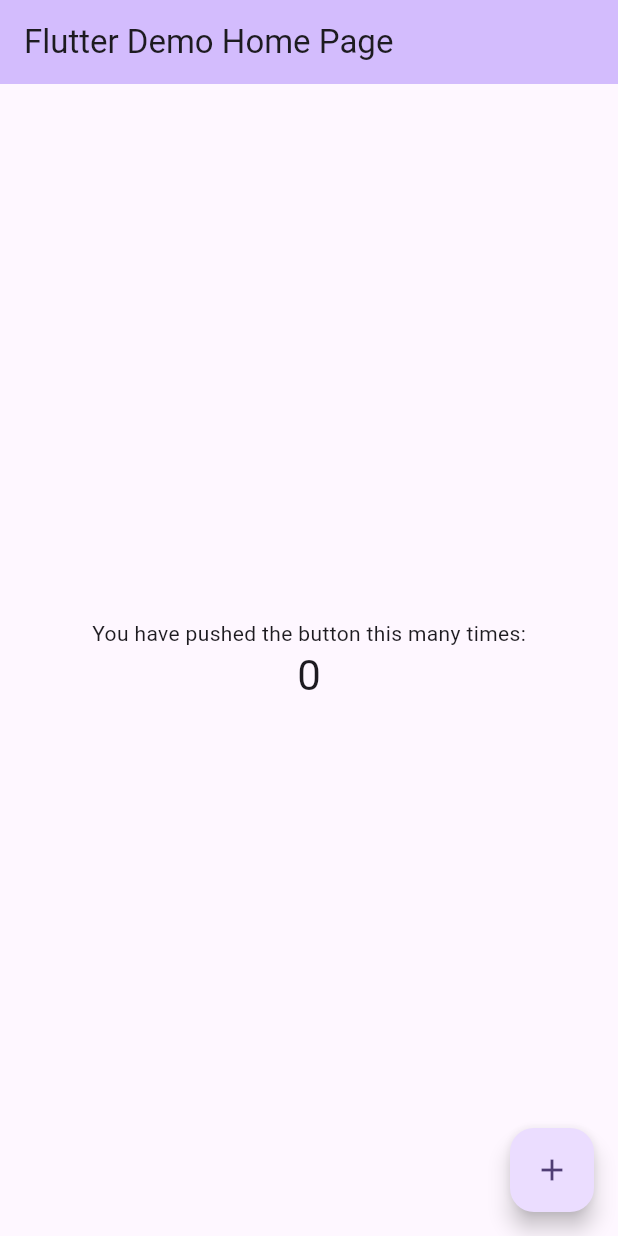
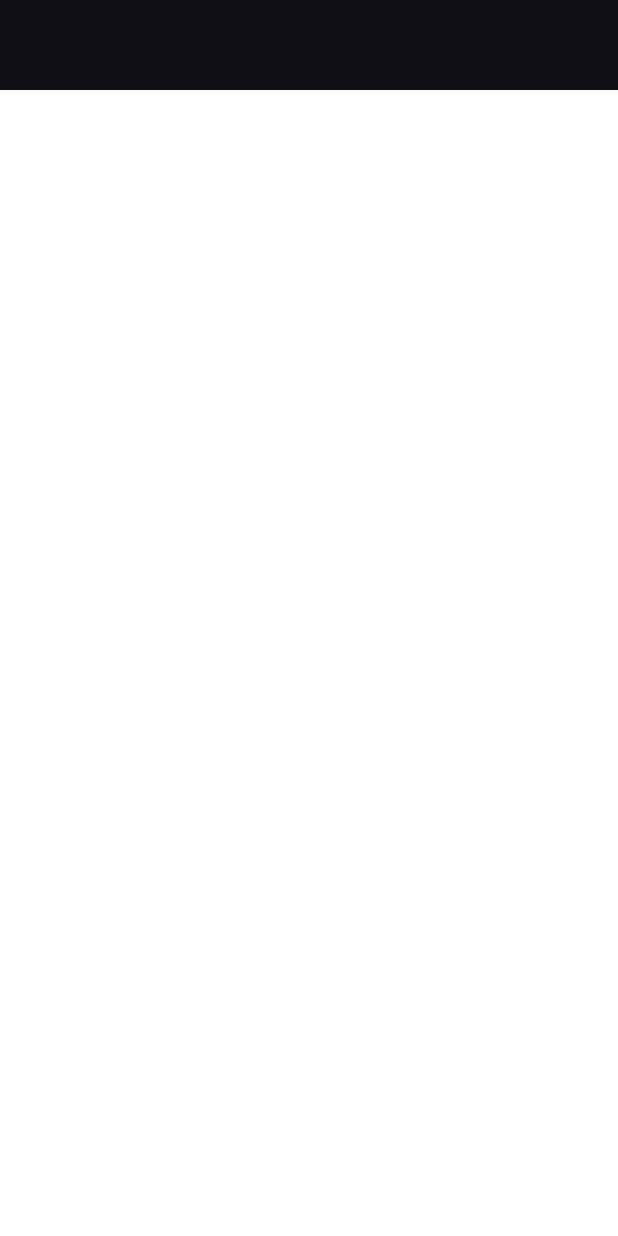
Before and after one commit to noobiethe13/StrollTask, a Flutter app: the screen it shows after launch, on a phone screen of 412 x 824 dp. Run offline on Flutter 3.47's test engine with Material 3 defaults, Android fonts, the phone set to English and light mode, and no system bars.

Commit message:
Theme Setup

```diff
--- /dev/null
+++ b/lib/features/screens/main_screen.dart
@@ -0,0 +1,19 @@
+import 'package:flutter/material.dart';
+
+class MainScreen extends StatefulWidget {
+  const MainScreen({super.key});
+
+  @override
+  State<MainScreen> createState() => _MainScreenState();
+}
+
+class _MainScreenState extends State<MainScreen> {
+  @override
+  Widget build(BuildContext context) {
+    return Scaffold(
+      appBar: AppBar(
+        toolbarHeight: 60,
+      ),
+    );
+  }
+}
--- a/lib/main.dart
+++ b/lib/main.dart
@@ -1,125 +1,28 @@
 import 'package:flutter/material.dart';
+import 'package:strolltask/theme/palette.dart';
+import 'features/screens/main_screen.dart';
 
 void main() {
   runApp(const MyApp());
 }
 
-class MyApp extends StatelessWidget {
+class MyApp extends StatefulWidget {
   const MyApp({super.key});
 
-  // This widget is the root of your application.
+  @override
+  State<MyApp> createState() => _MyAppState();
+}
+
+class _MyAppState extends State<MyApp> {
   @override
   Widget build(BuildContext context) {
     return MaterialApp(
-      title: 'Flutter Demo',
-      theme: ThemeData(
-        // This is the theme of your application.
-        //
-        // TRY THIS: Try running your application with "flutter run". You'll see
-        // the application has a purple toolbar. Then, without quitting the app,
-        // try changing the seedColor in the colorScheme below to Colors.green
-        // and then invoke "hot reload" (save your changes or press the "hot
-        // reload" button in a Flutter-supported IDE, or press "r" if you used
-        // the command line to start the app).
-        //
-        // Notice that the counter didn't reset back to zero; the application
-        // state is not lost during the reload. To reset the state, use hot
-        // restart instead.
-        //
-        // This works for code too, not just values: Most code changes can be
-        // tested with just a hot reload.
-        colorScheme: ColorScheme.fromSeed(seedColor: Colors.deepPurple),
-        useMaterial3: true,
-      ),
-      home: const MyHomePage(title: 'Flutter Demo Home Page'),
+      debugShowCheckedModeBanner: false,
+      title: 'STROLL TASK',
+      theme: Palette.lightMode,
+      darkTheme: Palette.darkMode,
+      themeMode: ThemeMode.system,
+      home: MainScreen(),
     );
   }
 }
-
-class MyHomePage extends StatefulWidget {
-  const MyHomePage({super.key, required this.title});
-
-  // This widget is the home page of your application. It is stateful, meaning
-  // that it has a State object (defined below) that contains fields that affect
-  // how it looks.
-
-  // This class is the configuration for the state. It holds the values (in this
-  // case the title) provided by the parent (in this case the App widget) and
-  // used by the build method of the State. Fields in a Widget subclass are
-  // always marked "final".
-
-  final String title;
-
-  @override
-  State<MyHomePage> createState() => _MyHomePageState();
-}
-
-class _MyHomePageState extends State<MyHomePage> {
-  int _counter = 0;
-
-  void _incrementCounter() {
-    setState(() {
-      // This call to setState tells the Flutter framework that something has
-      // changed in this State, which causes it to rerun the build method below
-      // so that the display can reflect the updated values. If we changed
-      // _counter without calling setState(), then the build method would not be
-      // called again, and so nothing would appear to happen.
-      _counter++;
-    });
-  }
-
-  @override
-  Widget build(BuildContext context) {
-    // This method is rerun every time setState is called, for instance as done
-    // by the _incrementCounter method above.
-    //
-    // The Flutter framework has been optimized to make rerunning build methods
-    // fast, so that you can just rebuild anything that needs updating rather
-    // than having to individually change instances of widgets.
-    return Scaffold(
-      appBar: AppBar(
-        // TRY THIS: Try changing the color here to a specific color (to
-        // Colors.amber, perhaps?) and trigger a hot reload to see the AppBar
-        // change color while the other colors stay the same.
-        backgroundColor: Theme.of(context).colorScheme.inversePrimary,
-        // Here we take the value from the MyHomePage object that was created by
-        // the App.build method, and use it to set our appbar title.
-        title: Text(widget.title),
-      ),
-      body: Center(
-        // Center is a layout widget. It takes a single child and positions it
-        // in the middle of the parent.
-        child: Column(
-          // Column is also a layout widget. It takes a list of children and
-          // arranges them vertically. By default, it sizes itself to fit its
-          // children horizontally, and tries to be as tall as its parent.
-          //
-          // Column has various properties to control how it sizes itself and
-          // how it positions its children. Here we use mainAxisAlignment to
-          // center the children vertically; the main axis here is the vertical
-          // axis because Columns are vertical (the cross axis would be
-          // horizontal).
-          //
-          // TRY THIS: Invoke "debug painting" (choose the "Toggle Debug Paint"
-          // action in the IDE, or press "p" in the console), to see the
-          // wireframe for each widget.
-          mainAxisAlignment: MainAxisAlignment.center,
-          children: <Widget>[
-            const Text(
-              'You have pushed the button this many times:',
-            ),
-            Text(
-              '$_counter',
-              style: Theme.of(context).textTheme.headlineMedium,
-            ),
-          ],
-        ),
-      ),
-      floatingActionButton: FloatingActionButton(
-        onPressed: _incrementCounter,
-        tooltip: 'Increment',
-        child: const Icon(Icons.add),
-      ), // This trailing comma makes auto-formatting nicer for build methods.
-    );
-  }
-}
--- /dev/null
+++ b/lib/theme/palette.dart
@@ -0,0 +1,35 @@
+import 'package:flutter/material.dart';
+
+class Palette {
+  // COLORS
+  static const blackColor = Colors.black;
+  static const greyColor = Color(0xff0F1115);
+  static const whiteColor = Colors.white;
+  static const violetColor = Color(0xff8B88EF);
+
+  // MODES
+  static var darkMode = ThemeData.dark().copyWith(
+    scaffoldBackgroundColor: blackColor,
+    cardColor: greyColor,
+    appBarTheme: const AppBarTheme(
+      backgroundColor: greyColor,
+      iconTheme: IconThemeData(
+        color: whiteColor,
+      ),
+    ),
+    primaryColor: violetColor,
+  );
+
+  static var lightMode = ThemeData.light().copyWith(
+    scaffoldBackgroundColor: whiteColor,
+    cardColor: greyColor,
+    appBarTheme: const AppBarTheme(
+      backgroundColor: greyColor,
+      elevation: 0,
+      iconTheme: IconThemeData(
+        color: blackColor,
+      ),
+    ),
+    primaryColor: violetColor,
+  );
+}
```
